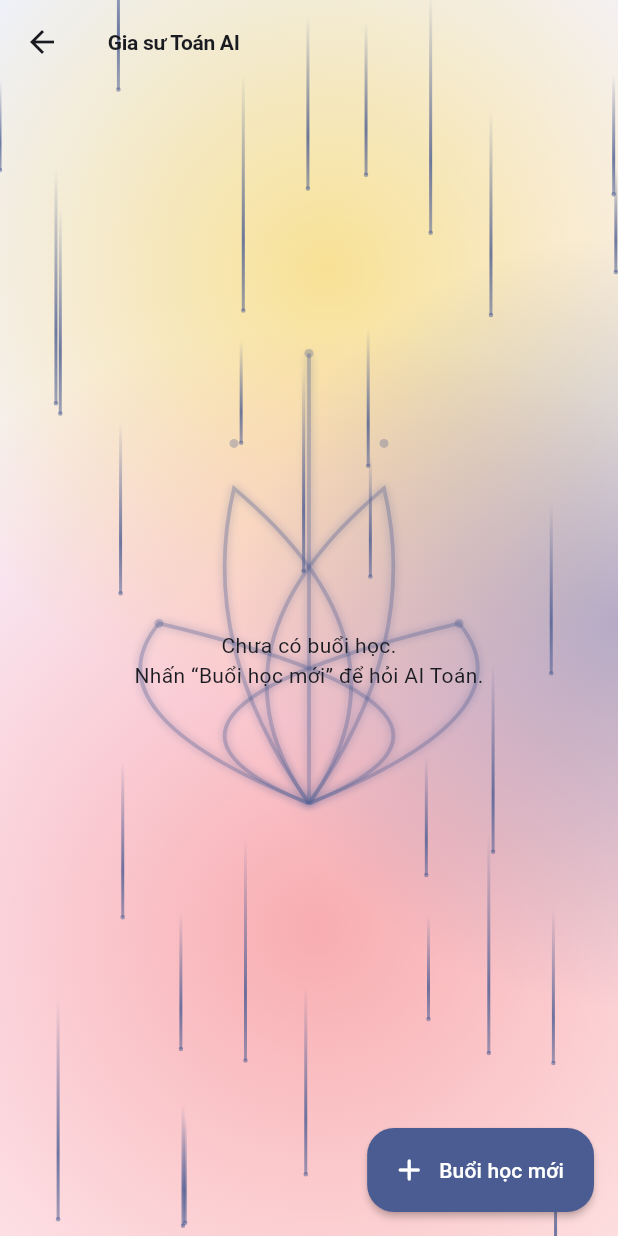
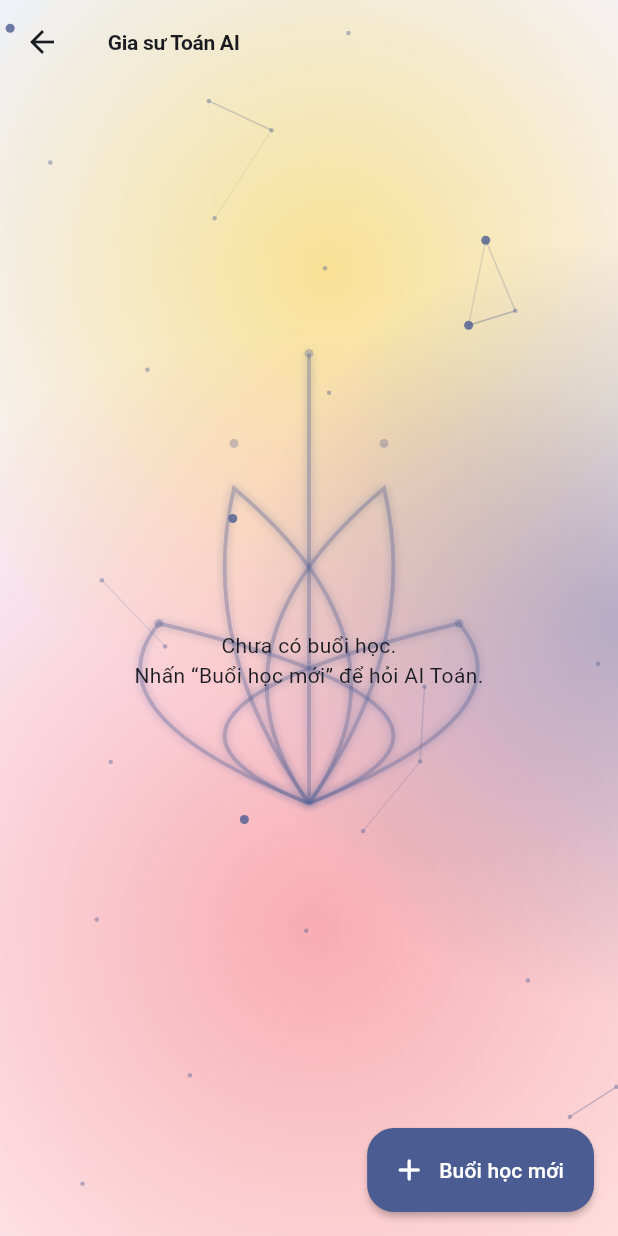
Before and after one commit to duong0411/smart_math, a Flutter app: the screen it shows after launch, after a tap on "Gia sư Toán AI", on a phone screen of 412 x 824 dp. Run offline on Flutter 3.47's test engine with Material 3 defaults, Android fonts, the phone set to English and light mode, and no system bars; our stand-ins replace file_picker, fl_chart, flutter_dotenv, flutter_riverpod, go_router, image_picker and 1 more; missing offline and left inert: gpt_markdown, pdfrx; network calls fail.

Commit message:
fix data stream

```diff
--- a/lib/shared/widgets/glass_card.dart
+++ b/lib/shared/widgets/glass_card.dart
@@ -241,7 +241,7 @@ class _DataStreamEffectState extends State<_DataStreamEffect> with SingleTickerP
   @override
   void initState() {
     super.initState();
-    _controller = AnimationController(vsync: this, duration: const Duration(seconds: 4))..repeat();
+    _controller = AnimationController(vsync: this, duration: const Duration(seconds: 20))..repeat();
   }
 
   @override
@@ -275,31 +275,56 @@ class _DataStreamPainter extends CustomPainter {
 
   @override
   void paint(Canvas canvas, Size size) {
-    final paint = Paint()
-      ..style = PaintingStyle.stroke
-      ..strokeWidth = 2.0;
+    if (size.width == 0 || size.height == 0) return;
 
-    for (int i = 0; i < 30; i++) {
-      final x = (i * 123.456) % size.width;
-      final speed = 0.5 + ((i * 7) % 10) / 10.0;
-      final length = 60.0 + ((i * 11) % 100);
+    final paint = Paint()..strokeWidth = 1.0;
+    final dotPaint = Paint()..style = PaintingStyle.fill;
 
-      double y = (progress * size.height * speed + (i * 543.21)) % (size.height + length);
-      y -= length;
+    // Scale distance based on screen size, max 150
+    final double maxDistance = (size.width / 10).clamp(80.0, 150.0);
 
-      final rect = Rect.fromLTRB(x, y, x, y + length);
-      final gradient = LinearGradient(
-        begin: Alignment.topCenter,
-        end: Alignment.bottomCenter,
-        colors: [color.withValues(alpha: 0), color.withValues(alpha: 0.8), color],
-        stops: const [0.0, 0.7, 1.0],
-      );
+    // Determine number of points based on area
+    final int numPoints = ((size.width * size.height) / 12000).clamp(30, 100).toInt();
+    final List<Offset> points = [];
 
-      paint.shader = gradient.createShader(rect);
-      canvas.drawLine(Offset(x, y), Offset(x, y + length), paint);
+    // Calculate seamlessly looping positions
+    for (int i = 0; i < numPoints; i++) {
+      final double baseX = (i * 873.123) % size.width;
+      final double baseY = (i * 2137.456) % size.height;
 
-      final headPaint = Paint()..color = color..style = PaintingStyle.fill;
-      canvas.drawCircle(Offset(x, y + length), 1.5, headPaint);
+      final double amplitudeX = 20.0 + (i * 13) % 40;
+      final double amplitudeY = 20.0 + (i * 17) % 40;
+      final double phaseX = (i * 0.5) % (math.pi * 2);
+      final double phaseY = (i * 0.7) % (math.pi * 2);
+
+      final currentPhase = progress * math.pi * 2;
+
+      final double x = baseX + math.sin(currentPhase + phaseX) * amplitudeX;
+      final double y = baseY + math.cos(currentPhase + phaseY) * amplitudeY;
+
+      points.add(Offset(x, y));
+    }
+
+    // Draw lines and nodes
+    for (int i = 0; i < points.length; i++) {
+      final p1 = points[i];
+
+      // Draw node
+      final bool isMajorNode = i % 7 == 0;
+      dotPaint.color = color.withValues(alpha: isMajorNode ? 0.8 : 0.4);
+      canvas.drawCircle(p1, isMajorNode ? 3.0 : 1.5, dotPaint);
+
+      // Draw connections
+      for (int j = i + 1; j < points.length; j++) {
+        final p2 = points[j];
+        final distance = (p1 - p2).distance;
+
+        if (distance < maxDistance) {
+          final opacity = 1.0 - (distance / maxDistance);
+          paint.color = color.withValues(alpha: opacity * 0.6);
+          canvas.drawLine(p1, p2, paint);
+        }
+      }
     }
   }
 
```
